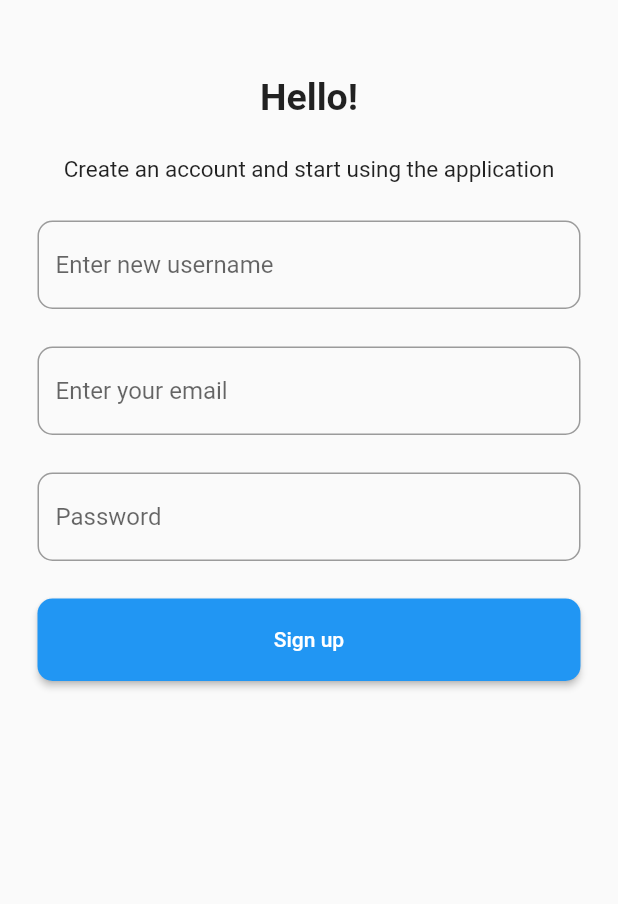
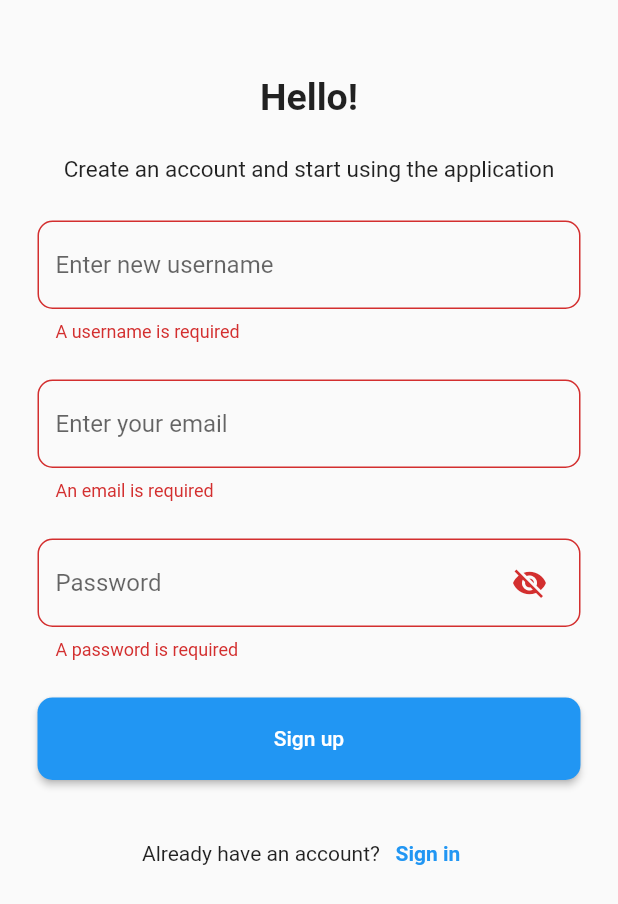
Before and after one commit to paubb/flutter_application_2, a Flutter app: the SignupPage screen opened by its route, after a tap on "Sign up", on a phone screen of 412 x 824 dp. Shown: the top 904 px of the screen. Run offline on Flutter 3.47's test engine with Material 2 defaults, Android fonts, the phone set to English and light mode, and no system bars; our stand-ins replace firebase_auth, firebase_core; accounts and stored records are empty.

Commit message:
Added Recover Pass Page and SignIn/Up adjustments

```diff
--- a/lib/config/constants.dart
+++ b/lib/config/constants.dart
@@ -3,3 +3,4 @@ const String launchRoute = '/';
 const String homeRoute = 'home';
 const String signupRoute = 'signup';
 const String signinRoute = 'signin';
+const String recoverPassRoute = 'recover';
--- a/lib/models/routing.dart
+++ b/lib/models/routing.dart
@@ -1,6 +1,7 @@
 import 'package:flutter/material.dart';
 import 'package:flutter_application_2/config/constants.dart';
 import 'package:flutter_application_2/views/launch.dart';
+import 'package:flutter_application_2/views/recover_pass.dart';
 import 'package:flutter_application_2/views/root.dart';
 import 'package:flutter_application_2/views/signin.dart';
 import 'package:flutter_application_2/views/signup.dart';
@@ -16,6 +17,8 @@ class Routing {
         return MaterialPageRoute(builder: (_) => SignupPage());
       case signinRoute:
         return MaterialPageRoute(builder: (_) => SigninPage());
+      case recoverPassRoute:
+        return MaterialPageRoute(builder: (_) => RecoverPassPage());
       default:
         return MaterialPageRoute(
             builder: (_) => Scaffold(
--- a/lib/views/signup.dart
+++ b/lib/views/signup.dart
@@ -1,4 +1,5 @@
 import 'package:flutter/material.dart';
+import 'package:flutter_application_2/config/constants.dart';
 import 'package:flutter_application_2/models/Firebase/fire_auth.dart';
 
 class SignupPage extends StatefulWidget {
@@ -13,6 +14,7 @@ class _SignupPageState extends State<SignupPage> {
   final _email = TextEditingController();
   final _password = TextEditingController();
   final _formKey = GlobalKey<FormState>();
+  bool _isObscure = true;
   String _status;
 
   @override
@@ -93,12 +95,27 @@ class _SignupPageState extends State<SignupPage> {
                               SizedBox(height: 25),
                               TextFormField(
                                 textInputAction: TextInputAction.done,
-                                obscureText: true,
+                                obscureText: _isObscure,
                                 controller: _password,
                                 decoration: InputDecoration(
                                   hintText: "Password",
                                   border: OutlineInputBorder(
                                     borderRadius: BorderRadius.circular(10),
+                                  ),
+                                  suffixIcon: Padding(
+                                    padding: EdgeInsets.only(right: 10),
+                                    child: IconButton(
+                                      icon: Icon(_isObscure
+                                          ? Icons.visibility_off
+                                          : Icons.visibility),
+                                      onPressed: () {
+                                        setState(
+                                          () {
+                                            _isObscure = !_isObscure;
+                                          },
+                                        );
+                                      },
+                                    ),
                                   ),
                                 ),
                                 validator: (value) {
@@ -116,17 +133,17 @@ class _SignupPageState extends State<SignupPage> {
                               SizedBox(height: 25),
                               ElevatedButton(
                                 onPressed: () async {
+                                  if (_formKey.currentState.validate()) {
                                     showDialog(
                                       context: context,
                                       barrierDismissible: false,
                                       builder: (context) => Center(
                                           child: CircularProgressIndicator()),
                                     );
-
-                                  String status =
-                                      await FireAuth.registerUsingEmailPassword(
-                                          _username.text,
-                                          _email.text,
+                                    String status = await FireAuth
+                                        .registerUsingEmailPassword(
+                                            _username.text.trim(),
+                                            _email.text.trim(),
                                             _password.text);
                                     // Pop loading Dialog
                                     Navigator.pop(context);
@@ -135,6 +152,7 @@ class _SignupPageState extends State<SignupPage> {
                                       Navigator.pop(context);
                                     } else {
                                       _status = status;
+                                    }
                                   }
                                 },
                                 child: Text('Sign up'),
@@ -146,6 +164,25 @@ class _SignupPageState extends State<SignupPage> {
                                   padding: const EdgeInsets.all(15),
                                   minimumSize: const Size.fromHeight(55),
                                 ),
+                              ),
+                              SizedBox(height: 25),
+                              Row(
+                                mainAxisAlignment: MainAxisAlignment.center,
+                                children: [
+                                  Text('Already have an account?'),
+                                  TextButton(
+                                    onPressed: () async {
+                                      Navigator.pushReplacementNamed(
+                                          context, signinRoute);
+                                    },
+                                    child: Text(
+                                      "Sign in",
+                                      style: TextStyle(
+                                        fontWeight: FontWeight.bold,
+                                      ),
+                                    ),
+                                  ),
+                                ],
                               ),
                             ],
                           ),
```
Also changed, not shown: lib/models/Firebase/fire_auth.dart (+6 -6 lines), lib/views/login.dart (+7 -13 lines), lib/views/recover_pass.dart (added, +130 -0 lines), lib/views/signin.dart (+43 -14 lines). Lines whose indentation alone changed are shown as unchanged.
